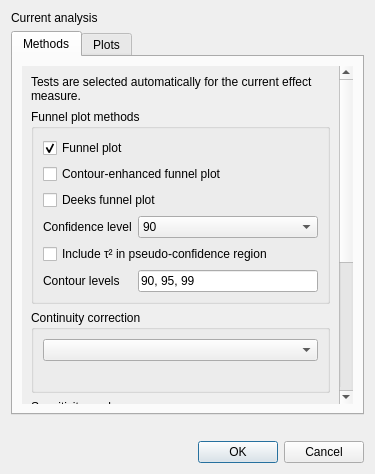
Above: src/rc_metastudio/forms/publication_bias_dialog.ui from AliSalman-et-al/rc-metastudio before the change. Below: the same form after it.
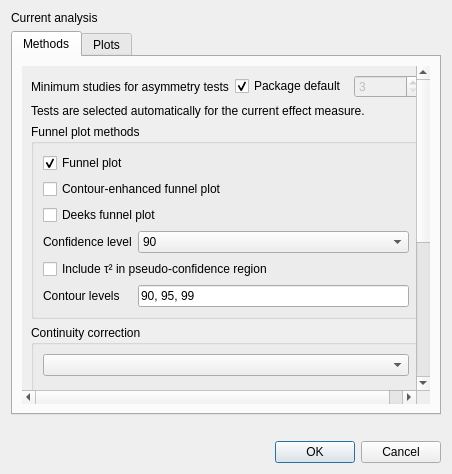
That is the form after the change.

The edit to the form file:
```diff
--- a/src/rc_metastudio/forms/publication_bias_dialog.ui
+++ b/src/rc_metastudio/forms/publication_bias_dialog.ui
@@ -18,6 +18,15 @@
          <property name="widgetResizable"><bool>true</bool></property>
          <widget class="QWidget" name="methods_scroll_content">
           <layout class="QVBoxLayout" name="methods_scroll_layout">
+           <item>
+            <layout class="QFormLayout" name="asymmetry_options_layout">
+             <item row="0" column="0"><widget class="QLabel" name="minimum_studies_label"><property name="text"><string>Minimum studies for asymmetry tests</string></property><property name="buddy"><cstring>minimum_studies_spin</cstring></property></widget></item>
+             <item row="0" column="1"><layout class="QHBoxLayout" name="minimum_studies_layout">
+              <item><widget class="QCheckBox" name="use_package_minimum_check"><property name="text"><string>Package default</string></property><property name="checked"><bool>true</bool></property><property name="toolTip"><string>Use meta’s default minimum study count. Mixed-effects Egger uses metafor and does not use this setting.</string></property></widget></item>
+              <item><widget class="QSpinBox" name="minimum_studies_spin"><property name="enabled"><bool>false</bool></property><property name="minimum"><number>3</number></property><property name="maximum"><number>2147483647</number></property><property name="toolTip"><string>Choose the minimum study count for meta’s asymmetry tests. The package requires at least 3 usable studies.</string></property><property name="accessibleName"><string>Minimum studies for asymmetry tests</string></property></widget></item>
+             </layout></item>
+            </layout>
+           </item>
            <item><widget class="QLabel" name="automatic_test_label"><property name="wordWrap"><bool>true</bool></property><property name="text"><string>Tests are selected automatically for the current effect measure.</string></property></widget></item>
            <item>
             <widget class="QGroupBox" name="plot_selection_group">
```
